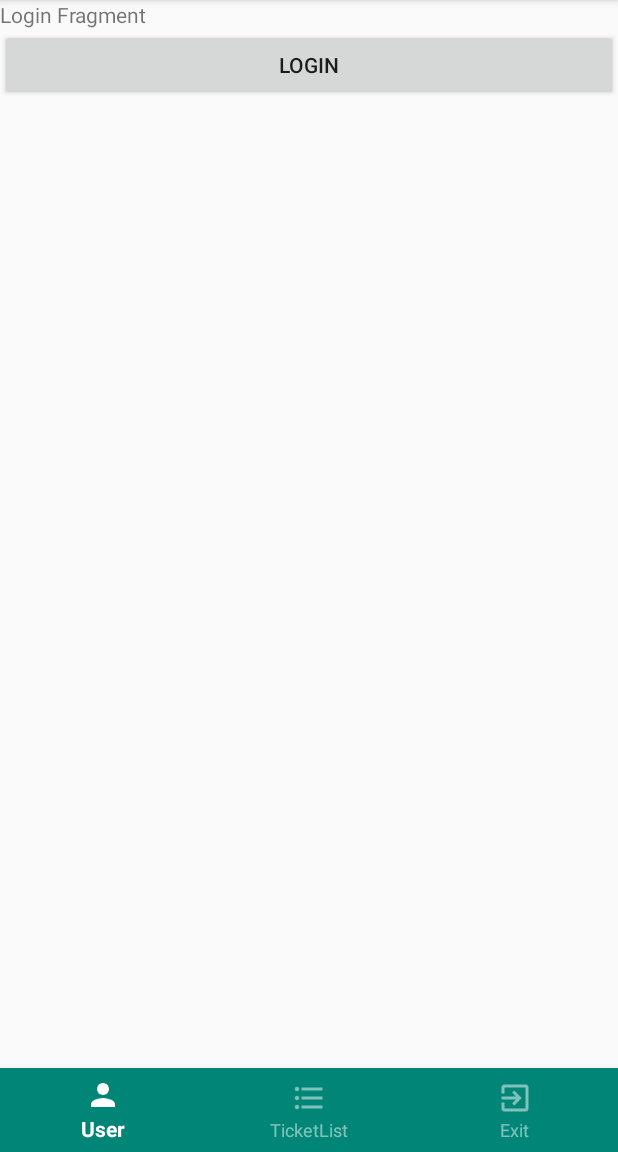
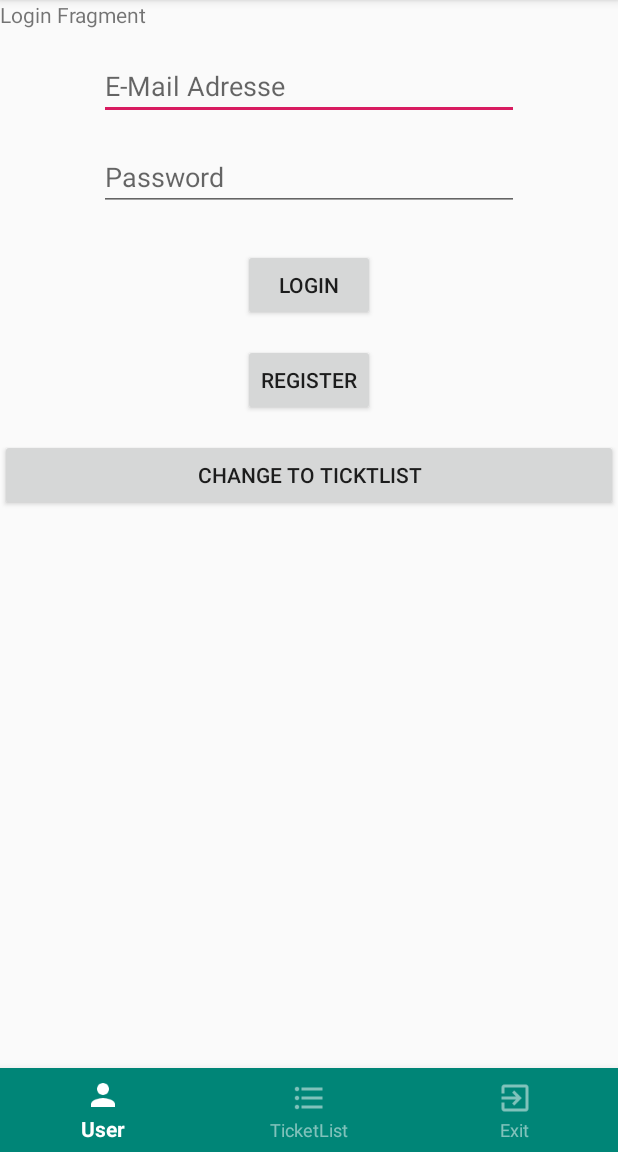
Before and after one commit to TheKeymaster/support-tool-android-app, an Android app: the screen it shows after launch (MainActivity), on a phone screen of 412 x 824 dp, the part 84-1236 px from its top. Run offline under Robolectric (Android 15) with nearby library versions, the phone set to English and light mode, and no system bars.

Commit message:
add Control Button LoginFragment

```diff
--- a/app/src/main/java/com/example/philipp/supporttoolv3/LoginFragment.java
+++ b/app/src/main/java/com/example/philipp/supporttoolv3/LoginFragment.java
@@ -18,9 +18,10 @@ import android.widget.Toast;
  */
 public class LoginFragment extends Fragment implements View.OnClickListener {
 
-    private Button btnLogin;
-    private TextView txtLoginFragment;
-    private TicketListFragment ticketListFragment;
+    private Button btnLogin, btnRegister, btnChangeToTicketlist;
+    private TextView txtLoginFragment, txtMail, txtPassword;
+    MainActivity mainActivity = (MainActivity) getActivity();
+    TicketListFragment ticketListFragment  = new TicketListFragment();
 
 
     public LoginFragment() {
@@ -35,14 +36,44 @@ public class LoginFragment extends Fragment implements View.OnClickListener {
                              Bundle savedInstanceState) {
 
         View myView = inflater.inflate(R.layout.fragment_login, container, false);
+
+
+
+        //EditText fields
+        txtMail = myView.findViewById(R.id.txtMail);
+        txtPassword = myView.findViewById(R.id.txtPassword);
+
+        //login Button
         btnLogin = (Button) myView.findViewById(R.id.btnLogin);
         btnLogin.setOnClickListener(this);
+
+        //Register Button
+        btnRegister = myView.findViewById(R.id.btnRegister);
+        btnRegister.setOnClickListener(this);
+
+        //Demo
         txtLoginFragment = myView.findViewById(R.id.txtLoginFragment);
+        btnChangeToTicketlist = myView.findViewById(R.id.btnChangeToTicketList);
+        btnChangeToTicketlist.setOnClickListener(this);
+
+
         return myView;
     }
 
     @Override
     public void onClick(View v) {
-        txtLoginFragment.setText("Test");
+        if (v.getId()==R.id.btnLogin) {
+            txtLoginFragment.setText("Loginversuch: " + txtMail.getText() + " " + txtPassword.getText());
+            }
+        else if (v.getId()==R.id.btnRegister) {
+            txtLoginFragment.setText("Registerversuch: "  + txtMail.getText() + " " + txtPassword.getText());
+        }
+        else if (v.getId()==R.id.btnChangeToTicketList) {
+            Fragment ticketListFragment = new TicketListFragment();
+            FragmentTransaction transaction = getFragmentManager().beginTransaction();
+            transaction.replace(R.id.main_frame, ticketListFragment ); // give your fragment container id in first parameter
+            transaction.addToBackStack(null);  // if written, this transaction will be added to backstack
+            transaction.commit();
+        }
     }
 }
--- a/app/src/main/java/com/example/philipp/supporttoolv3/MainActivity.java
+++ b/app/src/main/java/com/example/philipp/supporttoolv3/MainActivity.java
@@ -17,12 +17,12 @@ public class MainActivity extends AppCompatActivity {
     private BottomNavigationView mMainNav;
     private FrameLayout mMainFrame;
 
-    private LoginFragment loginFragment;
-    private RegisterFragment registerFragment;
-    private TicketCreateFragment ticketCreateFragment;
-    private TicketDetailFragment ticketDetailFragment;
-    private TicketListFragment ticketListFragment;
-    private UserFragment userFragment;
+    public LoginFragment loginFragment;
+    public RegisterFragment registerFragment;
+    public TicketCreateFragment ticketCreateFragment;
+    public TicketDetailFragment ticketDetailFragment;
+    public TicketListFragment ticketListFragment;
+    public UserFragment userFragment;
 
 
 
--- a/app/src/main/res/layout/fragment_login.xml
+++ b/app/src/main/res/layout/fragment_login.xml
@@ -14,10 +14,48 @@
         android:layout_height="wrap_content"
         android:text="Login Fragment" />
 
+    <EditText
+        android:id="@+id/txtMail"
+        android:layout_width="280dp"
+        android:layout_height="wrap_content"
+        android:layout_gravity="center_horizontal"
+        android:layout_marginTop="15dp"
+        android:ems="10"
+        android:hint="E-Mail Adresse"
+        android:inputType="textEmailAddress" />
+
+    <EditText
+        android:id="@+id/txtPassword"
+        android:layout_width="280dp"
+        android:layout_height="wrap_content"
+        android:layout_gravity="center_horizontal"
+        android:layout_marginTop="15dp"
+        android:ems="10"
+        android:hint="Password"
+        android:inputType="textPassword" />
+
     <Button
         android:id="@+id/btnLogin"
+        android:layout_width="wrap_content"
+        android:layout_height="wrap_content"
+        android:layout_gravity="center_horizontal"
+        android:layout_marginTop="25dp"
+        android:text="Login" />
+
+    <Button
+        android:id="@+id/btnRegister"
+        android:layout_width="wrap_content"
+        android:layout_height="wrap_content"
+        android:layout_gravity="center_horizontal"
+        android:layout_marginTop="15dp"
+        android:text="Register" />
+
+    <Button
+        android:id="@+id/btnChangeToTicketList"
         android:layout_width="match_parent"
         android:layout_height="wrap_content"
-        android:text="Login" />
+        android:layout_gravity="center_horizontal"
+        android:layout_marginTop="15dp"
+        android:text="Change to Ticktlist" />
 
 </LinearLayout>
```
Also changed, not shown: app/src/main/res/layout/fragment_ticket_create.xml (+24 -2 lines).
